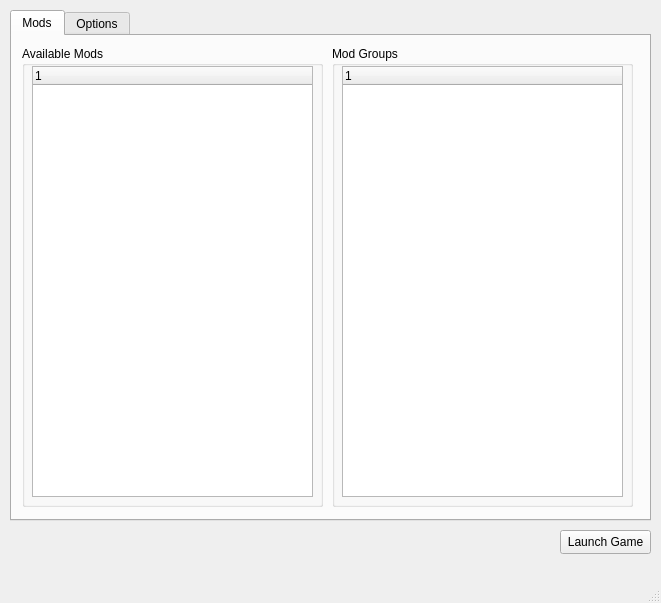
Above: mainwindow.ui from leyondlee/Arma3ModLauncher before the change. Below: the same form after it.
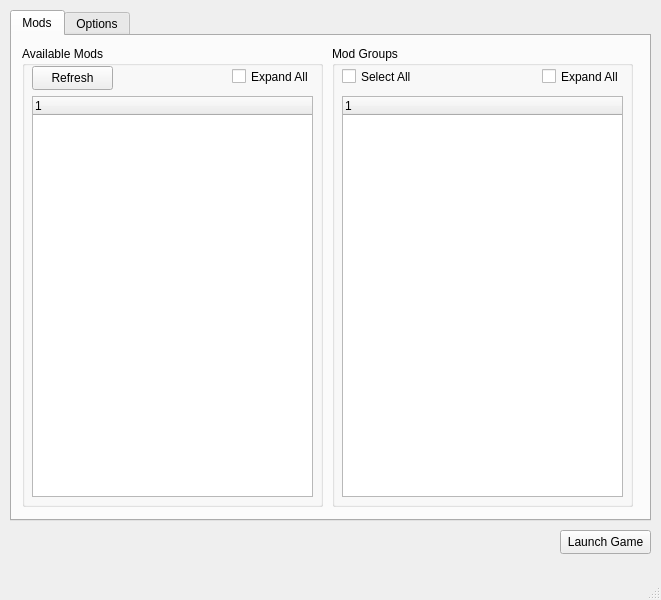
That is the form after the change. Custom widgets are drawn as their Qt base class.

Diff of the .ui file:
```diff
--- a/mainwindow.ui
+++ b/mainwindow.ui
@@ -7,7 +7,7 @@
     <x>0</x>
     <y>0</y>
     <width>661</width>
-    <height>603</height>
+    <height>600</height>
    </rect>
   </property>
   <property name="windowTitle">
@@ -46,9 +46,9 @@
        <property name="geometry">
         <rect>
          <x>10</x>
-         <y>20</y>
+         <y>50</y>
          <width>281</width>
-         <height>431</height>
+         <height>401</height>
         </rect>
        </property>
        <property name="dragEnabled">
@@ -63,6 +63,32 @@
         </property>
        </column>
       </widget>
+      <widget class="QPushButton" name="refreshPushButton">
+       <property name="geometry">
+        <rect>
+         <x>10</x>
+         <y>20</y>
+         <width>81</width>
+         <height>24</height>
+        </rect>
+       </property>
+       <property name="text">
+        <string>Refresh</string>
+       </property>
+      </widget>
+      <widget class="QCheckBox" name="checkBox_3">
+       <property name="geometry">
+        <rect>
+         <x>210</x>
+         <y>20</y>
+         <width>81</width>
+         <height>21</height>
+        </rect>
+       </property>
+       <property name="text">
+        <string>Expand All</string>
+       </property>
+      </widget>
      </widget>
      <widget class="QGroupBox" name="groupBox_2">
       <property name="geometry">
@@ -80,9 +106,9 @@
        <property name="geometry">
         <rect>
          <x>10</x>
-         <y>20</y>
+         <y>50</y>
          <width>281</width>
-         <height>431</height>
+         <height>401</height>
         </rect>
        </property>
        <property name="dragEnabled">
@@ -97,6 +123,32 @@
         </property>
        </column>
       </widget>
+      <widget class="QCheckBox" name="checkBox">
+       <property name="geometry">
+        <rect>
+         <x>10</x>
+         <y>20</y>
+         <width>81</width>
+         <height>21</height>
+        </rect>
+       </property>
+       <property name="text">
+        <string>Select All</string>
+       </property>
+      </widget>
+      <widget class="QCheckBox" name="checkBox_2">
+       <property name="geometry">
+        <rect>
+         <x>210</x>
+         <y>20</y>
+         <width>81</width>
+         <height>21</height>
+        </rect>
+       </property>
+       <property name="text">
+        <string>Expand All</string>
+       </property>
+      </widget>
      </widget>
     </widget>
     <widget class="QWidget" name="optionsTab">
@@ -222,6 +274,11 @@
    <extends>QTreeWidget</extends>
    <header>modgroupstreewidget.h</header>
   </customwidget>
+  <customwidget>
+   <class>AvailableModsTreeWidget</class>
+   <extends>QTreeWidget</extends>
+   <header>availablemodstreewidget.h</header>
+  </customwidget>
  </customwidgets>
  <resources/>
  <connections/>
```
Left out of the diff: 2 changed lines with no effect on the pictures.
